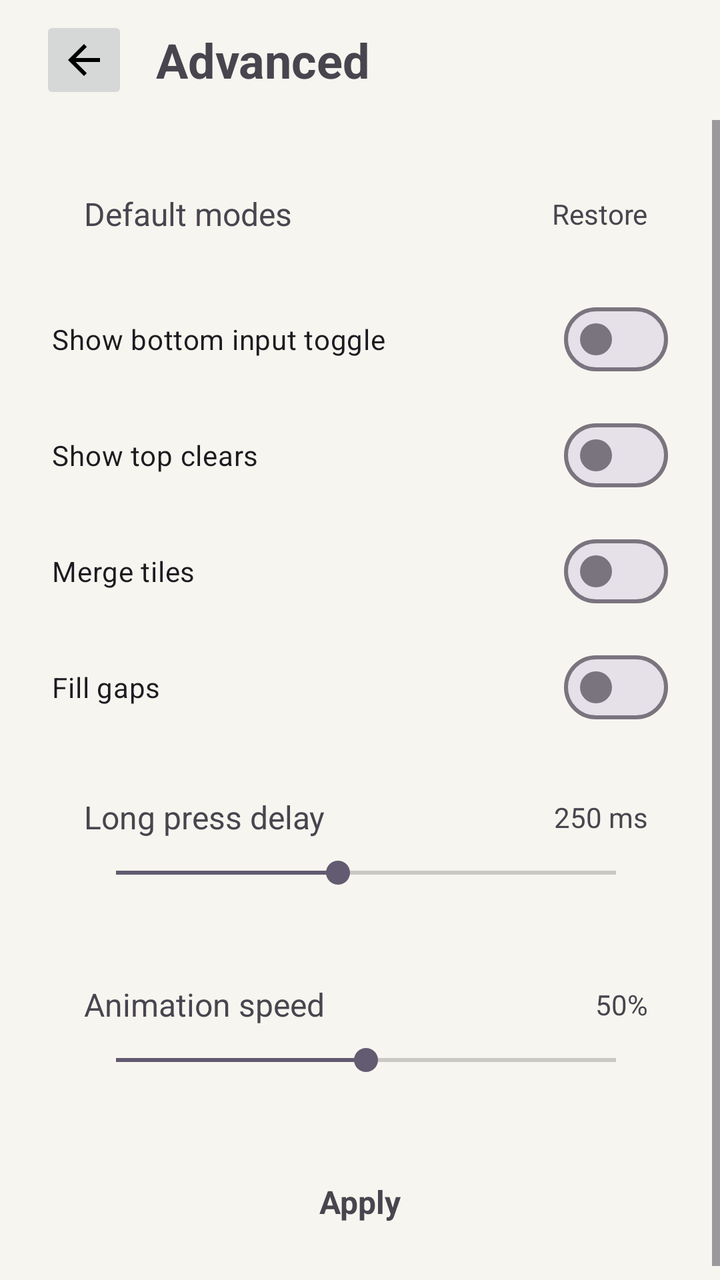
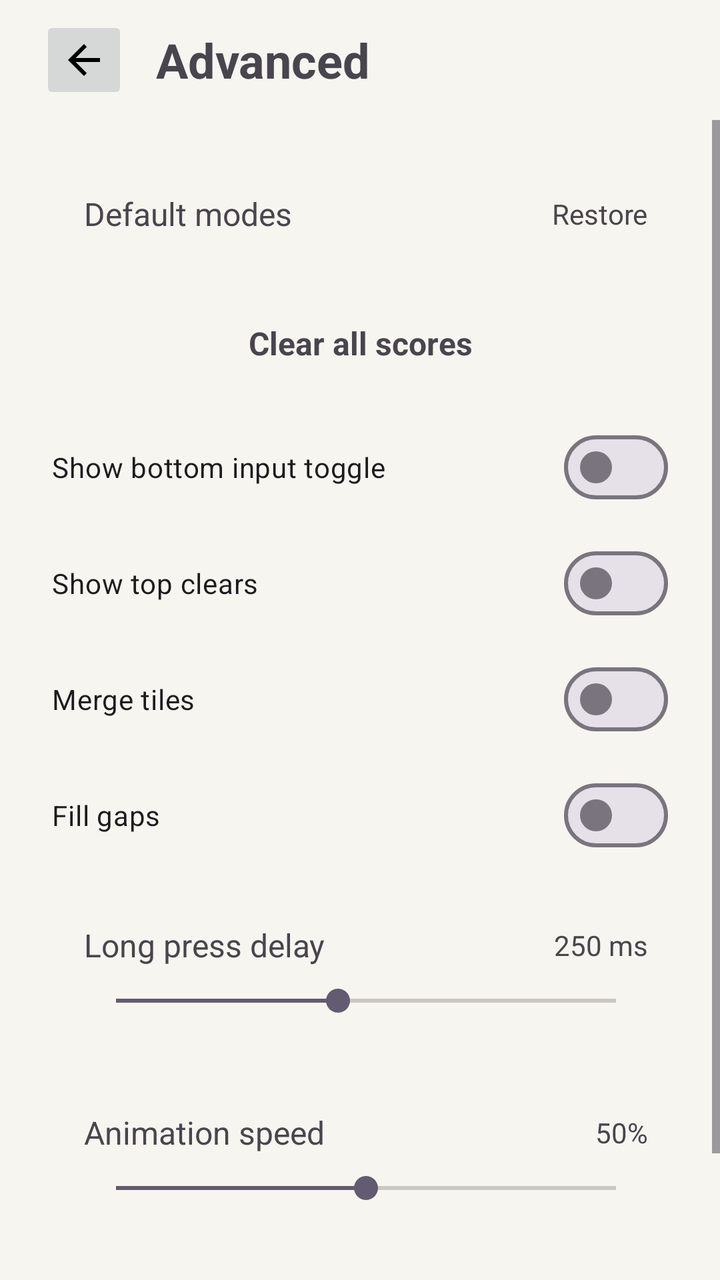

An Android layout rendered at two revisions. The XML below is the earlier revision; the diff shows what the commit changed to produce the second picture.
<!-- AndroidManifest.xml: application theme Theme.Minesweeper -->
<!-- res/layout/activity_advanced_settings.xml -->
<?xml version="1.0" encoding="utf-8"?>
<LinearLayout xmlns:android="http://schemas.android.com/apk/res/android"
    android:layout_width="match_parent"
    android:layout_height="match_parent"
    android:orientation="vertical">

    <LinearLayout
        android:id="@+id/topBar"
        android:layout_width="match_parent"
        android:layout_height="wrap_content"
        android:gravity="center_vertical"
        android:orientation="horizontal"
        android:paddingStart="20dp"
        android:paddingTop="8dp"
        android:paddingEnd="20dp"
        android:paddingBottom="8dp">

        <ImageButton
            android:id="@+id/backButton"
            android:layout_width="44dp"
            android:layout_height="44dp"
            android:src="@drawable/ic_arrow_back_material" />

        <TextView
            android:id="@+id/titleText"
            android:layout_width="0dp"
            android:layout_height="wrap_content"
            android:layout_marginStart="14dp"
            android:layout_weight="1"
            android:text="@string/advanced"
            android:textSize="24sp"
            android:textStyle="bold" />
    </LinearLayout>

    <ScrollView
        android:layout_width="match_parent"
        android:layout_height="0dp"
        android:layout_weight="1">

        <LinearLayout
            android:id="@+id/content"
            android:layout_width="match_parent"
            android:layout_height="wrap_content"
            android:orientation="vertical"
            android:padding="20dp">

            <LinearLayout
                android:id="@+id/restoreModesButton"
                android:layout_width="match_parent"
                android:layout_height="wrap_content"
                android:gravity="center_vertical"
                android:orientation="horizontal"
                android:paddingStart="22dp"
                android:paddingTop="16dp"
                android:paddingEnd="16dp"
                android:paddingBottom="16dp">

                <TextView
                    android:id="@+id/restoreModesLabel"
                    android:layout_width="0dp"
                    android:layout_height="wrap_content"
                    android:layout_weight="1"
                    android:text="@string/default_modes"
                    android:textSize="16sp" />

                <TextView
                    android:id="@+id/restoreModesValue"
                    android:layout_width="wrap_content"
                    android:layout_height="wrap_content"
                    android:text="@string/restore"
                    android:textSize="14sp" />
            </LinearLayout>

            <com.google.android.material.materialswitch.MaterialSwitch
                android:id="@+id/showBottomToggle"
                android:layout_width="match_parent"
                android:layout_height="wrap_content"
                android:layout_marginTop="12dp"
                android:paddingStart="6dp"
                android:paddingEnd="6dp"
                android:switchPadding="14dp"
                android:text="@string/show_bottom_toggle" />

            <com.google.android.material.materialswitch.MaterialSwitch
                android:id="@+id/showTopClears"
                android:layout_width="match_parent"
                android:layout_height="wrap_content"
                android:layout_marginTop="10dp"
                android:paddingStart="6dp"
                android:paddingEnd="6dp"
                android:switchPadding="14dp"
                android:text="@string/show_top_clears" />

            <com.google.android.material.materialswitch.MaterialSwitch
                android:id="@+id/mergeTiles"
                android:layout_width="match_parent"
                android:layout_height="wrap_content"
                android:layout_marginTop="10dp"
                android:paddingStart="6dp"
                android:paddingEnd="6dp"
                android:switchPadding="14dp"
                android:text="@string/merge_tiles" />

            <com.google.android.material.materialswitch.MaterialSwitch
                android:id="@+id/fillGaps"
                android:layout_width="match_parent"
                android:layout_height="wrap_content"
                android:layout_marginTop="10dp"
                android:paddingStart="6dp"
                android:paddingEnd="6dp"
                android:switchPadding="14dp"
                android:text="@string/fill_gaps" />

            <LinearLayout
                android:id="@+id/longPressRow"
                android:layout_width="match_parent"
                android:layout_height="wrap_content"
                android:layout_marginTop="14dp"
                android:orientation="vertical"
                android:paddingStart="22dp"
                android:paddingTop="16dp"
                android:paddingEnd="16dp"
                android:paddingBottom="16dp">

                <LinearLayout
                    android:layout_width="match_parent"
                    android:layout_height="wrap_content"
                    android:gravity="center_vertical"
                    android:orientation="horizontal">

                    <TextView
                        android:id="@+id/longPressLabel"
                        android:layout_width="0dp"
                        android:layout_height="wrap_content"
                        android:layout_weight="1"
                        android:text="@string/long_press_delay"
                        android:textSize="16sp" />

                    <TextView
                        android:id="@+id/longPressValue"
                        android:layout_width="wrap_content"
                        android:layout_height="wrap_content"
                        android:text="250 ms"
                        android:textSize="14sp" />
                </LinearLayout>

                <SeekBar
                    android:id="@+id/longPressSeekBar"
                    android:layout_width="match_parent"
                    android:layout_height="wrap_content"
                    android:layout_marginTop="8dp"
                    android:max="9"
                    android:progress="4" />
            </LinearLayout>

            <LinearLayout
                android:id="@+id/animationSpeedRow"
                android:layout_width="match_parent"
                android:layout_height="wrap_content"
                android:layout_marginTop="14dp"
                android:orientation="vertical"
                android:paddingStart="22dp"
                android:paddingTop="16dp"
                android:paddingEnd="16dp"
                android:paddingBottom="16dp">

                <LinearLayout
                    android:layout_width="match_parent"
                    android:layout_height="wrap_content"
                    android:gravity="center_vertical"
                    android:orientation="horizontal">

                    <TextView
                        android:id="@+id/animationSpeedLabel"
                        android:layout_width="0dp"
                        android:layout_height="wrap_content"
                        android:layout_weight="1"
                        android:text="@string/animation_speed"
                        android:textSize="16sp" />

                    <TextView
                        android:id="@+id/animationSpeedValue"
                        android:layout_width="wrap_content"
                        android:layout_height="wrap_content"
                        android:text="50%"
                        android:textSize="14sp" />
                </LinearLayout>

                <SeekBar
                    android:id="@+id/animationSpeedSeekBar"
                    android:layout_width="match_parent"
                    android:layout_height="wrap_content"
                    android:layout_marginTop="8dp"
                    android:max="100"
                    android:progress="50" />
            </LinearLayout>

            <TextView
                android:id="@+id/applyButton"
                android:layout_width="match_parent"
                android:layout_height="52dp"
                android:layout_marginTop="20dp"
                android:gravity="center"
                android:text="@string/apply"
                android:textSize="16sp"
                android:textStyle="bold" />
        </LinearLayout>
    </ScrollView>

</LinearLayout>
<!-- resources referenced by this layout -->
<resources>
  <!-- drawable ic_arrow_back_material (drawable) -->
  <?xml version="1.0" encoding="utf-8"?>
  <vector xmlns:android="http://schemas.android.com/apk/res/android"
      android:width="24dp"
      android:height="24dp"
      android:viewportWidth="24"
      android:viewportHeight="24">
      <path
          android:fillColor="#FF000000"
          android:pathData="M20,11H7.83l5.59,-5.59L12,4l-8,8l8,8l1.41,-1.41L7.83,13H20z" />
  </vector>
  <string name="advanced">Advanced</string>
  <string name="animation_speed">Animation speed</string>
  <string name="apply">Apply</string>
  <string name="default_modes">Default modes</string>
  <string name="fill_gaps">Fill gaps</string>
  <string name="long_press_delay">Long press delay</string>
  <string name="merge_tiles">Merge tiles</string>
  <string name="restore">Restore</string>
  <string name="show_bottom_toggle">Show bottom input toggle</string>
  <string name="show_top_clears">Show top clears</string>
  <style name="Theme.Minesweeper" parent="Theme.Material3.Light.NoActionBar">
          <item name="android:windowBackground">@color/app_background</item>
          <item name="android:statusBarColor">@color/app_background</item>
          <item name="android:navigationBarColor">@color/app_background</item>
          <item name="android:windowLightStatusBar">true</item>
          <item name="android:windowLightNavigationBar">true</item>
          <item name="android:fontFamily">sans-serif</item>
          <item name="colorPrimary">@color/accent</item>
          <item name="colorSurface">@color/panel</item>
          <item name="android:windowAnimationStyle">@null</item>
          <item name="materialAlertDialogTheme">@style/Minesweeper.Dialog</item>
      </style>
  <color name="app_background">#F7F5EF</color>
  <color name="accent">#7CA7C7</color>
  <color name="panel">#EFEBE2</color>
  <style name="Minesweeper.Dialog" parent="ThemeOverlay.Material3.MaterialAlertDialog">
          <item name="backgroundTint">@color/panel</item>
      </style>
</resources>

<!-- the commit's change to res/layout/activity_advanced_settings.xml (unified diff, before → after) -->
@@ -71,6 +71,16 @@
                     android:textSize="14sp" />
             </LinearLayout>
 
+            <TextView
+                android:id="@+id/clearAllScoresButton"
+                android:layout_width="match_parent"
+                android:layout_height="52dp"
+                android:layout_marginTop="12dp"
+                android:gravity="center"
+                android:text="@string/clear_all_scores"
+                android:textSize="16sp"
+                android:textStyle="bold" />
+
             <com.google.android.material.materialswitch.MaterialSwitch
                 android:id="@+id/showBottomToggle"
                 android:layout_width="match_parent"
<!-- resource entries referenced after the edit -->
@@ -14,6 +14,7 @@
   <string name="advanced">Advanced</string>
   <string name="animation_speed">Animation speed</string>
   <string name="apply">Apply</string>
+  <string name="clear_all_scores">Clear all scores</string>
   <string name="default_modes">Default modes</string>
   <string name="fill_gaps">Fill gaps</string>
   <string name="long_press_delay">Long press delay</string>
